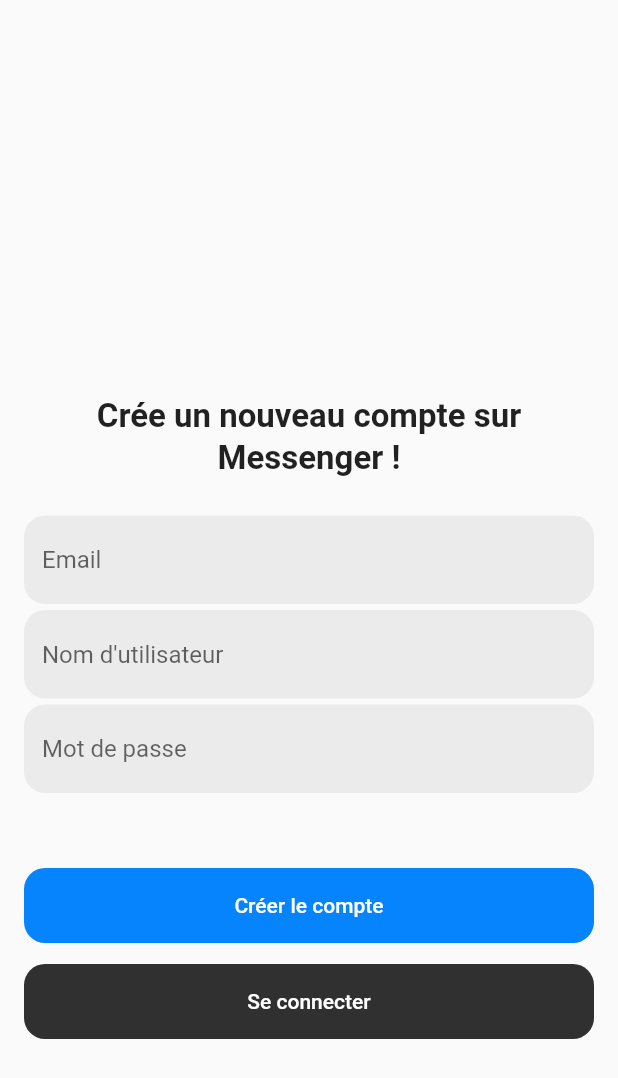
After one commit to lerimeur/FL2-qwerty, a Flutter app: the Register screen opened directly, on a phone screen of 412 x 824 dp. The commit adds this screen. Shown: the top 1078 px of the screen. Run offline on Flutter 3.47's test engine with Material 2 defaults, Android fonts, the phone set to English and light mode, and no system bars.

Commit message:
feat: add onChanged prop

```diff
--- a/lib/Component/inputText.dart
+++ b/lib/Component/inputText.dart
@@ -1,10 +1,16 @@
 import 'package:flutter/material.dart';
 
 class InputText extends StatefulWidget {
-  const InputText({super.key, this.hintText = '', this.password = false});
+  const InputText({
+    super.key,
+    this.hintText = '',
+    this.password = false,
+    required this.onChanged,
+  });
 
   final String hintText;
   final bool password;
+  final ValueChanged onChanged;
 
   @override
   State<InputText> createState() => _InputTextState();
@@ -15,7 +21,7 @@
   Widget build(BuildContext context) {
     return TextField(
       obscureText: widget.password,
-
+      onChanged: widget.onChanged,
       decoration: InputDecoration(
         filled: true,
         fillColor: const Color.fromARGB(15, 0, 0, 0),
--- /dev/null
+++ b/lib/Page/register.dart
@@ -0,0 +1,115 @@
+import 'package:fl2_qwerty_messenger/Component/button.dart';
+import 'package:fl2_qwerty_messenger/Component/inputText.dart';
+import 'package:flutter/material.dart';
+
+class Register extends StatefulWidget {
+  const Register({super.key});
+
+  @override
+  State<Register> createState() => _RegisterState();
+}
+
+class _RegisterState extends State<Register> {
+  String email = '';
+  String username = '';
+  String password = '';
+  String confirmPassword = '';
+
+  void handleRegister() {
+    print('Register $email $username $password $confirmPassword');
+  }
+
+  void goToLogin() {
+    print('Login');
+  }
+
+  void setMail(String value) {
+    setState(() {
+      email = value;
+    });
+  }
+
+  void setUsername(String value) {
+    setState(() {
+      username = value;
+    });
+  }
+
+  void setPassword(String value) {
+    setState(() {
+      password = value;
+    });
+  }
+
+  void setConfirmPassword(String value) {
+    setState(() {
+      confirmPassword = value;
+    });
+  }
+
+  @override
+  Widget build(BuildContext context) {
+    final Form registerForm = Form(
+      child: Column(
+        children: [
+          InputText(
+            hintText: 'Email',
+            onChanged: (dynamic value) {
+              setMail(value);
+            },
+          ),
+          const SizedBox(height: 4),
+          InputText(
+            hintText: "Nom d'utilisateur",
+            onChanged: (dynamic value) {
+              setUsername(value);
+            },
+          ),
+          const SizedBox(height: 4),
+          InputText(
+            hintText: 'Mot de passe',
+            password: true,
+            onChanged: (dynamic value) {
+              setPassword(value);
+            },
+          ),
+          const SizedBox(height: 50),
+          Button(label: 'Créer le compte', onPressed: handleRegister),
+          const SizedBox(height: 14),
+          Button(
+            label: 'Se connecter',
+            color: const Color.fromARGB(255, 48, 48, 48),
+            onPressed: goToLogin,
+          ),
+        ],
+      ),
+    );
+
+    return Scaffold(
+      body: Padding(
+        padding: const EdgeInsets.symmetric(horizontal: 16),
+        child: Column(
+          mainAxisAlignment: MainAxisAlignment.center,
+          children: <Widget>[
+            const Spacer(),
+            const Spacer(),
+            Container(
+              margin: const EdgeInsets.only(bottom: 25.0),
+              child: const Text(
+                'Crée un nouveau compte sur Messenger !',
+                textAlign: TextAlign.center,
+                style: TextStyle(
+                  fontSize: 22,
+                  fontWeight: FontWeight.bold,
+                  height: 1.25,
+                ),
+              ),
+            ),
+            registerForm,
+            const Spacer(),
+          ],
+        ),
+      ),
+    );
+  }
+}
```
Also changed, not shown: lib/Page/login.dart (+24 -3 lines).
